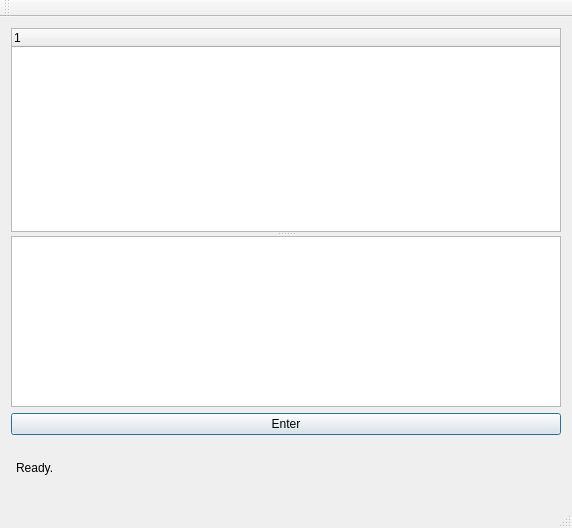
First picture: the form in You-GUI/yougui.ui, repository cs2103aug2014-w10-1c/main, before the edit.
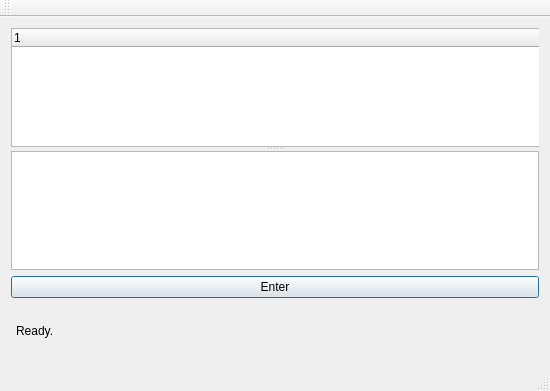
Second picture: the form after the edit. Icons and pictures are not drawn.

What changed in the file:
```diff
--- a/You-GUI/yougui.ui
+++ b/You-GUI/yougui.ui
@@ -6,10 +6,16 @@
    <rect>
     <x>0</x>
     <y>0</y>
-    <width>572</width>
-    <height>528</height>
+    <width>550</width>
+    <height>391</height>
    </rect>
   </property>
+  <property name="minimumSize">
+   <size>
+    <width>550</width>
+    <height>0</height>
+   </size>
+  </property>
   <property name="windowTitle">
    <string>YouGUI</string>
   </property>
@@ -23,7 +29,7 @@
       <widget class="QTreeWidget" name="taskTreePanel">
        <property name="minimumSize">
         <size>
-         <width>400</width>
+         <width>532</width>
          <height>100</height>
         </size>
        </property>
@@ -40,7 +46,7 @@
         <enum>QAbstractScrollArea::AdjustIgnored</enum>
        </property>
        <property name="indentation">
-        <number>20</number>
+        <number>10</number>
        </property>
        <property name="rootIsDecorated">
         <bool>true</bool>
@@ -58,10 +64,13 @@
         <number>1</number>
        </property>
        <attribute name="headerDefaultSectionSize">
-        <number>75</number>
+        <number>50</number>
        </attribute>
        <attribute name="headerMinimumSectionSize">
-        <number>75</number>
+        <number>50</number>
+       </attribute>
+       <attribute name="headerStretchLastSection">
+        <bool>true</bool>
        </attribute>
        <column>
         <property name="text">
```
Left out of the diff: 2 changed lines with no effect on the pictures.
